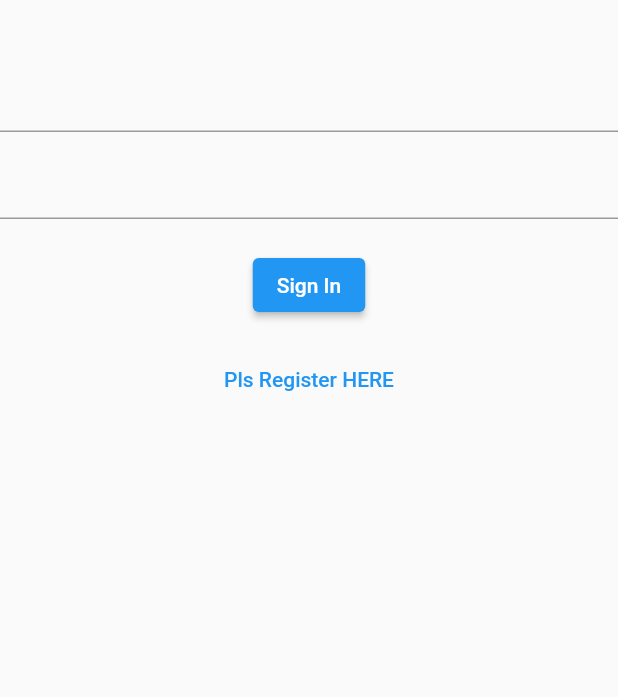
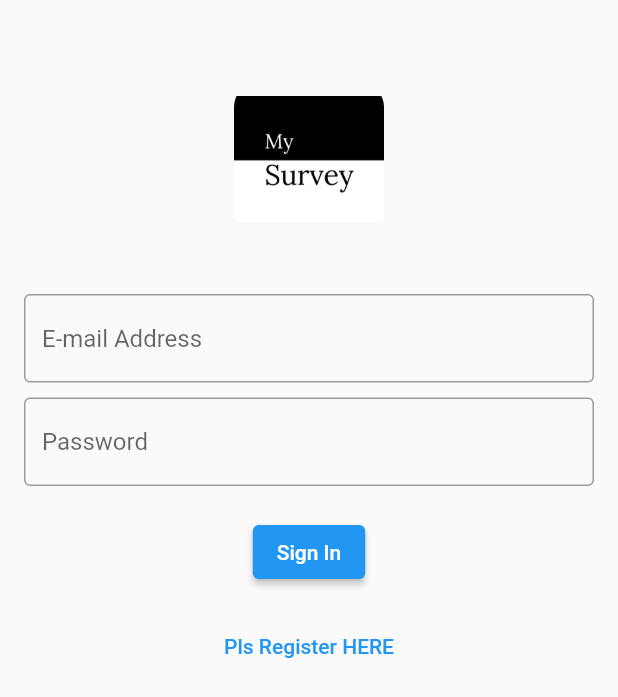
Before and after one commit to damilare-d/my_survey, a Flutter app: the LogInScreen screen opened directly, on a phone screen of 412 x 824 dp. Shown: the top 697 px of the screen. Run offline on Flutter 3.47's test engine with Material 2 defaults, Android fonts, the phone set to English and light mode, and no system bars; our stand-ins replace concentric_transition, confetti, firebase_auth, firebase_core; accounts and stored records are empty.

```diff
--- a/lib/Widgets/option_widget.dart
+++ b/lib/Widgets/option_widget.dart
@@ -1,5 +1,4 @@
 import 'package:flutter/material.dart';
-import 'package:my_survey/models/finance_questions.dart';
 import 'package:my_survey/models/my_questions.dart';
 import 'package:my_survey/models/options.dart';
 import 'package:my_survey/utils.dart';
--- a/lib/main.dart
+++ b/lib/main.dart
@@ -9,12 +9,16 @@ Future main() async {
   runApp(const MyApp());
 }
 
+final navigatorKey = GlobalKey<NavigatorState>();
+
 class MyApp extends StatelessWidget {
   const MyApp({Key? key}) : super(key: key);
 
   // This widget is the root of your application.
   @override
   Widget build(BuildContext context) {
+    navigatorKey:
+    navigatorKey;
     return MaterialApp(
       theme: ThemeData(
         primarySwatch: Colors.blue,
--- a/lib/screens/onBoarding screens/login_screen.dart
+++ b/lib/screens/onBoarding screens/login_screen.dart
@@ -1,5 +1,8 @@
 import 'package:firebase_auth/firebase_auth.dart';
+import 'package:flutter/cupertino.dart';
 import 'package:flutter/material.dart';
+
+import '../../main.dart';
 
 class LogInScreen extends StatefulWidget {
   const LogInScreen({Key? key}) : super(key: key);
@@ -22,16 +25,34 @@ class _LogInScreenState extends State<LogInScreen> {
   @override
   Widget build(BuildContext context) {
     return Scaffold(
-      body: Column(
+      body: Padding(
+        padding: const EdgeInsets.all(16.0),
+        child: Column(
+          crossAxisAlignment: CrossAxisAlignment.center,
           children: [
             SizedBox(
               height: 40,
             ),
+            Container(
+              height: 100,
+              width: 100,
+              decoration: BoxDecoration(
+                  borderRadius: BorderRadius.circular(15),
+                  image: DecorationImage(
+                      image: AssetImage('assets/images/mySurvey.png'))),
+            ),
+            SizedBox(
+              height: 40,
+            ),
             TextField(
+                decoration: InputDecoration(
+                    border: OutlineInputBorder(), hintText: "E-mail Address"),
                 controller: emailController,
                 textInputAction: TextInputAction.next),
             SizedBox(height: 10),
             TextField(
+              decoration: InputDecoration(
+                  border: OutlineInputBorder(), hintText: "Password"),
               controller: passwordController,
               textInputAction: TextInputAction.next,
             ),
@@ -60,17 +81,18 @@ class _LogInScreenState extends State<LogInScreen> {
             ),
           ],
         ),
+      ),
     );
   }
 
   Future signIn() async {
-    // showDialog(
-    //   context: context,
-    //   barrierDismissible: false,
-    //   builder: (BuildContext context) {
-    //     return Center(child: CircularProgressIndicator());
-    //   },
-    // );
+    showDialog(
+      context: context,
+      barrierDismissible: false,
+      builder: (BuildContext context) {
+        return Center(child: CircularProgressIndicator());
+      },
+    );
 
     try {
       await FirebaseAuth.instance.signInWithEmailAndPassword(
@@ -79,5 +101,7 @@ class _LogInScreenState extends State<LogInScreen> {
     } on FirebaseAuthException catch (e) {
       print(e);
     }
+    //Navigator.of (context) not working!
+    navigatorKey.currentState!.popUntil((route) => route.isFirst);
   }
 }
```
Also changed, not shown: lib/screens/onBoarding screens/registrationScreen.dart (added, +76 -0 lines), lib/screens/resultScreen.dart (+18 -7 lines). Lines whose indentation alone changed are shown as unchanged.
